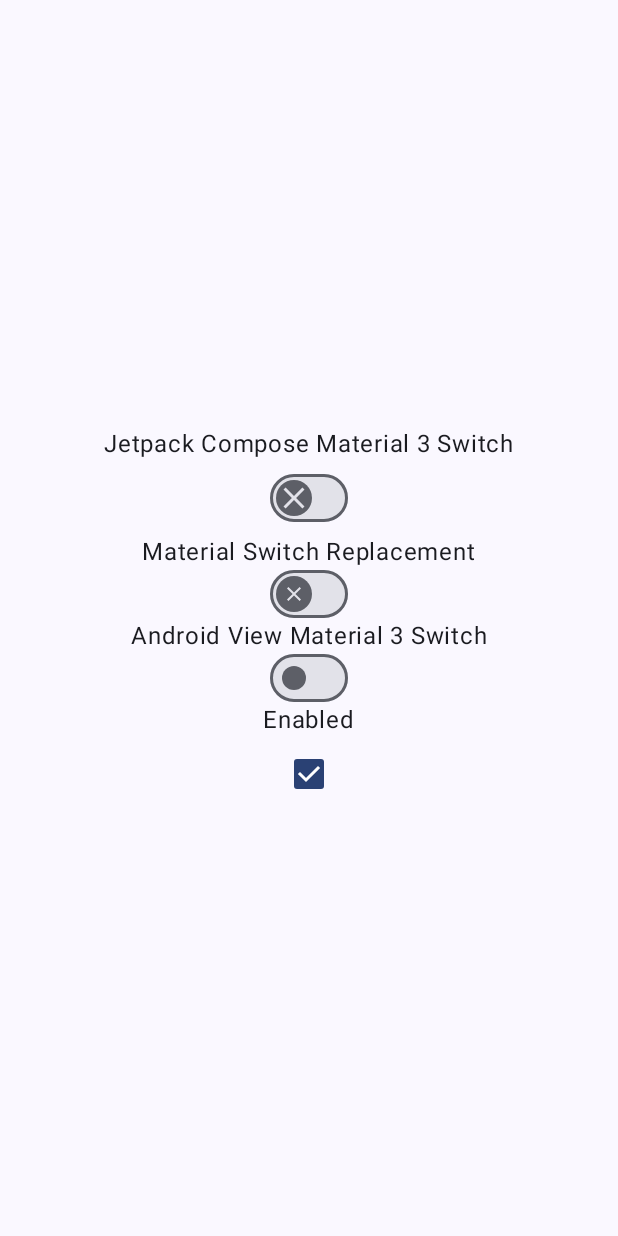
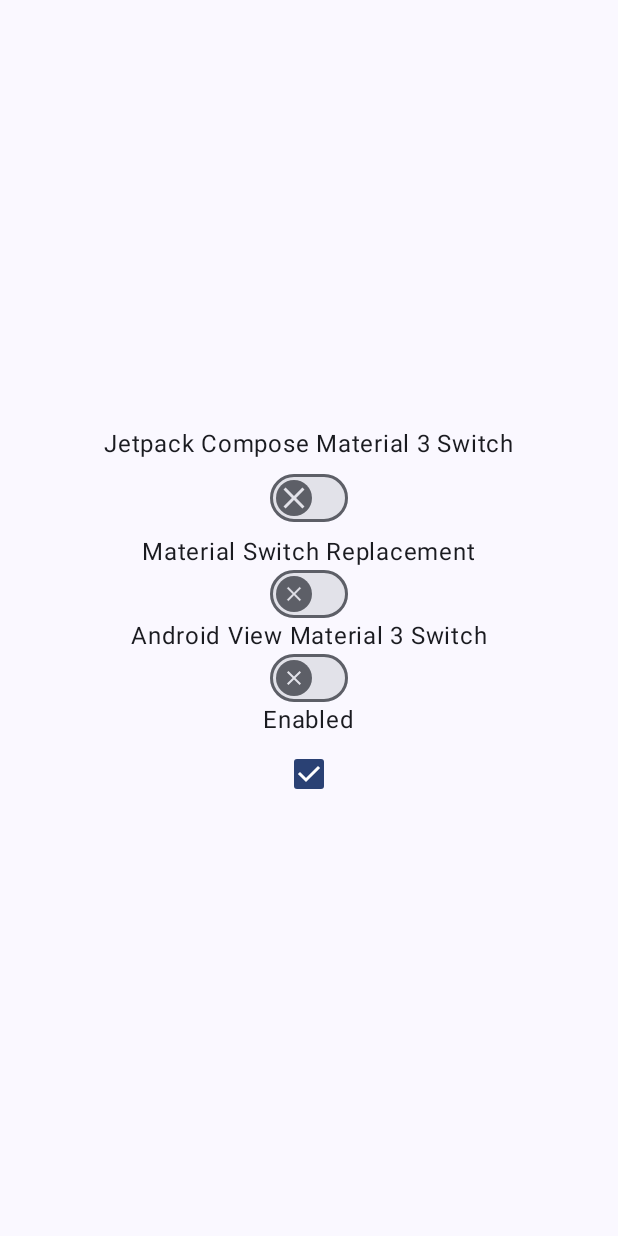
Before and after one commit to t895/MaterialSwitch, an Android app built with Jetpack Compose: the screen it shows after launch (MainActivity), on a phone screen of 412 x 824 dp. Run offline under Robolectric (Android 15) with nearby library versions, the phone set to English and light mode, and no system bars.

Commit message:
Use consistent drawable in tests

```diff
--- a/gradle/libs.versions.toml
+++ b/gradle/libs.versions.toml
@@ -6,6 +6,7 @@ activityCompose = "1.10.1"
 composeBom = "2025.05.01"
 material = "1.12.0"
 mavenPublish = "0.28.0"
+drawablepainter = "0.37.3"
 androidCompileSdk = "36"
 androidMinSdk = "21"
 androidTargetSdk = "36"
@@ -18,6 +19,7 @@ androidx-material3 = { group = "androidx.compose.material3", name = "material3"
 androidx-ui-tooling = { group = "androidx.compose.ui", name = "ui-tooling" }
 androidx-ui-tooling-preview = { group = "androidx.compose.ui", name = "ui-tooling-preview" }
 material = { module = "com.google.android.material:material", version.ref = "material" }
+accompanist-drawablepainter = { module = "com.google.accompanist:accompanist-drawablepainter", version.ref = "drawablepainter" }
 
 [plugins]
 multiplatform = { id = "org.jetbrains.kotlin.multiplatform", version.ref = "kotlin" }
--- a/materialswitch-test/build.gradle.kts
+++ b/materialswitch-test/build.gradle.kts
@@ -57,6 +57,7 @@ dependencies {
     implementation(libs.androidx.material3)
     implementation(libs.androidx.ui.tooling.preview)
     implementation(libs.material)
+    implementation(libs.accompanist.drawablepainter)
     androidTestImplementation(platform(libs.androidx.compose.bom))
     debugImplementation(libs.androidx.ui.tooling)
 }
--- a/materialswitch-test/src/main/kotlin/com/t895/switch_test/MainActivity.kt
+++ b/materialswitch-test/src/main/kotlin/com/t895/switch_test/MainActivity.kt
@@ -10,9 +10,6 @@ import androidx.compose.foundation.layout.Column
 import androidx.compose.foundation.layout.defaultMinSize
 import androidx.compose.foundation.layout.fillMaxSize
 import androidx.compose.foundation.layout.size
-import androidx.compose.material.icons.Icons
-import androidx.compose.material.icons.filled.Check
-import androidx.compose.material.icons.filled.Close
 import androidx.compose.material3.Checkbox
 import androidx.compose.material3.Icon
 import androidx.compose.material3.LocalContentColor
@@ -26,9 +23,12 @@ import androidx.compose.runtime.remember
 import androidx.compose.runtime.setValue
 import androidx.compose.ui.Alignment
 import androidx.compose.ui.Modifier
+import androidx.compose.ui.platform.LocalContext
 import androidx.compose.ui.tooling.preview.Preview
 import androidx.compose.ui.unit.dp
 import androidx.compose.ui.viewinterop.AndroidView
+import androidx.core.content.ContextCompat
+import com.google.accompanist.drawablepainter.rememberDrawablePainter
 import com.google.android.material.color.DynamicColors
 import com.google.android.material.materialswitch.MaterialSwitch
 import com.t895.switch_test.ui.theme.MaterialswitchcmpTheme
@@ -58,6 +58,9 @@ fun SwitchPreview(modifier: Modifier = Modifier) {
         verticalArrangement = Arrangement.Center,
         horizontalAlignment = Alignment.CenterHorizontally,
     ) {
+        val context = LocalContext.current
+        val checkDrawable = ContextCompat.getDrawable(context, R.drawable.ic_check)
+        val crossDrawable = ContextCompat.getDrawable(context, R.drawable.ic_close)
         var enabled by remember { mutableStateOf(true) }
         var checked by remember { mutableStateOf(false) }
         Text("Jetpack Compose Material 3 Switch")
@@ -68,12 +71,12 @@ fun SwitchPreview(modifier: Modifier = Modifier) {
             thumbContent = {
                 if (checked) {
                     Icon(
-                        imageVector = Icons.Filled.Check,
+                        painter = rememberDrawablePainter(checkDrawable),
                         contentDescription = null,
                     )
                 } else {
                     Icon(
-                        imageVector = Icons.Filled.Close,
+                        painter = rememberDrawablePainter(crossDrawable),
                         contentDescription = null,
                     )
                 }
@@ -87,12 +90,12 @@ fun SwitchPreview(modifier: Modifier = Modifier) {
             thumbContent = { mostlyEnabled ->
                 if (mostlyEnabled) {
                     Icon(
-                        imageVector = Icons.Filled.Check,
+                        painter = rememberDrawablePainter(checkDrawable),
                         contentDescription = null,
                     )
                 } else {
                     Icon(
-                        imageVector = Icons.Filled.Close,
+                        painter = rememberDrawablePainter(crossDrawable),
                         contentDescription = null,
                     )
                 }
@@ -103,8 +106,19 @@ fun SwitchPreview(modifier: Modifier = Modifier) {
             modifier = Modifier.size(52.dp, 32.dp),
             factory = { context ->
                 MaterialSwitch(context).apply {
+                    if (checked) {
+                        setThumbIconResource(R.drawable.ic_check)
+                    } else {
+                        setThumbIconResource(R.drawable.ic_close)
+                    }
+
                     setOnCheckedChangeListener { _, newChecked ->
                         checked = newChecked
+                        if (checked) {
+                            setThumbIconResource(R.drawable.ic_check)
+                        } else {
+                            setThumbIconResource(R.drawable.ic_close)
+                        }
                     }
                 }
             },
--- /dev/null
+++ b/materialswitch-test/src/main/res/drawable/ic_check.xml
@@ -0,0 +1,5 @@
+<vector xmlns:android="http://schemas.android.com/apk/res/android" android:height="24dp" android:tint="#000000" android:viewportHeight="24" android:viewportWidth="24" android:width="24dp">
+
+    <path android:fillColor="@android:color/white" android:pathData="M9,16.17L4.83,12l-1.42,1.41L9,19 21,7l-1.41,-1.41z"/>
+
+</vector>
--- /dev/null
+++ b/materialswitch-test/src/main/res/drawable/ic_close.xml
@@ -0,0 +1,5 @@
+<vector xmlns:android="http://schemas.android.com/apk/res/android" android:height="24dp" android:tint="#000000" android:viewportHeight="960" android:viewportWidth="960" android:width="24dp">
+
+    <path android:fillColor="@android:color/white" android:pathData="M256,760L200,704L424,480L200,256L256,200L480,424L704,200L760,256L536,480L760,704L704,760L480,536L256,760Z"/>
+
+</vector>
```
